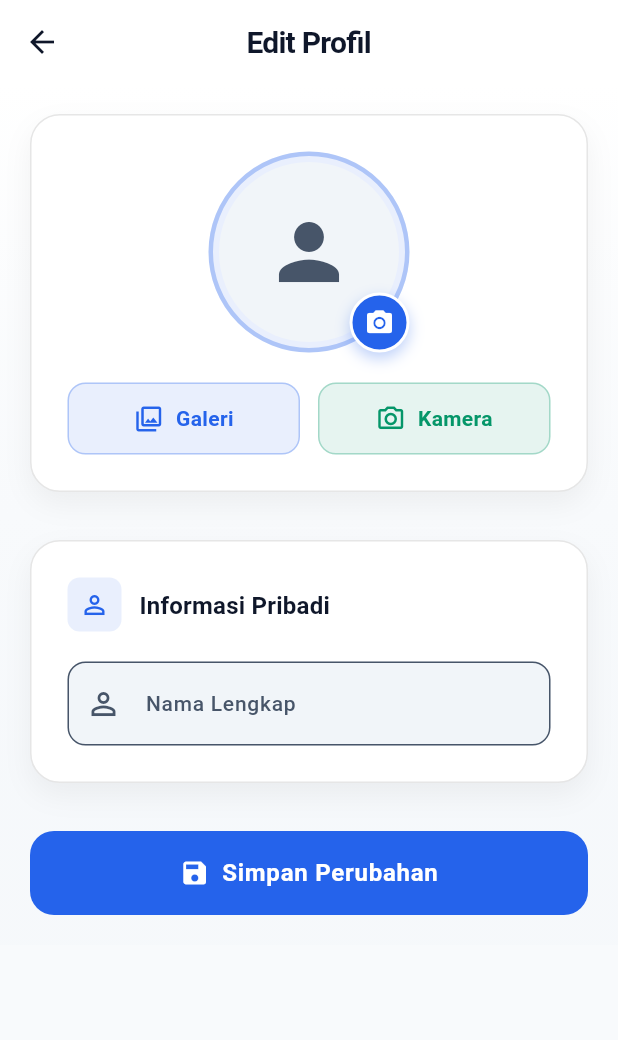
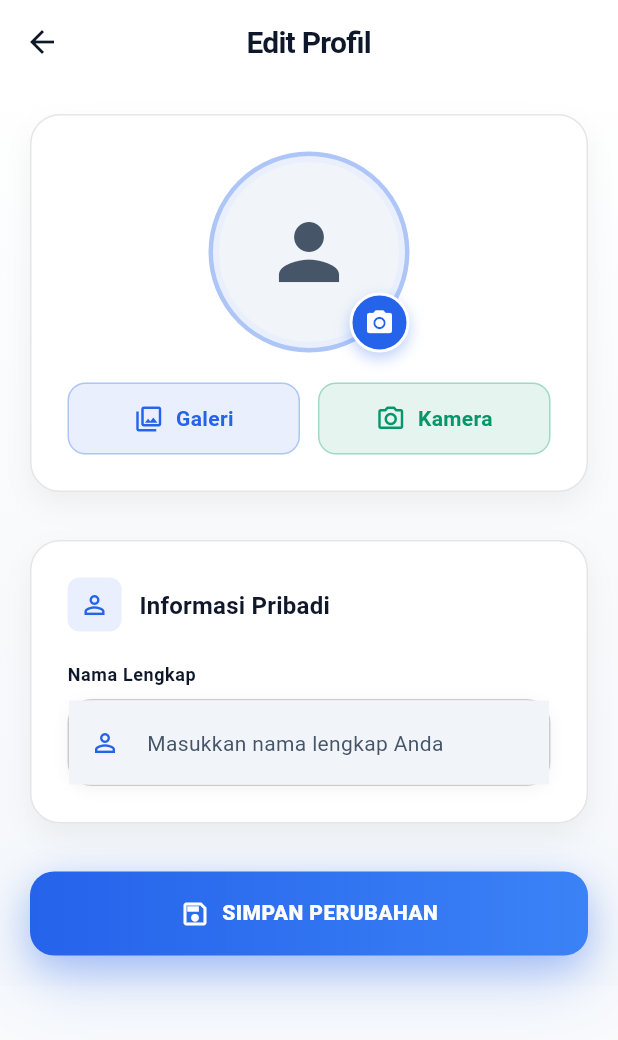
Before and after one commit to Syaha-Creator/finance_app, a Flutter app: the EditProfilePage screen opened by its route, on a phone screen of 412 x 824 dp. Shown: the top 1040 px of the screen. Run offline on Flutter 3.47's test engine with Material 3 defaults, Android fonts, the light colour scheme and no system bars; our stand-ins replace cloud_firestore, equatable, firebase_auth, firebase_core, firebase_storage, fl_chart and 7 more; missing offline and left inert: google_mlkit_text_recognition; accounts and stored records are empty.

Commit message:
refactor: update settings feature
- Update settings models, repositories, providers, pages, and widgets

```diff
--- a/lib/features/settings/presentation/pages/edit_profile_page.dart
+++ b/lib/features/settings/presentation/pages/edit_profile_page.dart
@@ -7,6 +7,7 @@ import 'package:firebase_auth/firebase_auth.dart';
 import 'package:permission_handler/permission_handler.dart';
 
 import '../../../../core/theme/app_colors.dart';
+import '../../../../core/widgets/widgets.dart';
 import '../../../authentication/presentation/providers/auth_providers.dart';
 
 class EditProfilePage extends ConsumerStatefulWidget {
@@ -23,7 +24,6 @@ class _EditProfilePageState extends ConsumerState<EditProfilePage> {
 
   File? _selectedImage;
   bool _isLoading = false;
-  bool _isUploading = false;
 
   @override
   void initState() {
@@ -150,7 +150,8 @@ class _EditProfilePageState extends ConsumerState<EditProfilePage> {
         });
       }
     } catch (e) {
-      _showSnackBar('Gagal memilih gambar: $e', isError: true);
+      if (!mounted) return;
+      CoreSnackbar.showError(context, 'Gagal memilih gambar: $e');
     }
   }
 
@@ -174,14 +175,13 @@ class _EditProfilePageState extends ConsumerState<EditProfilePage> {
         });
       }
     } catch (e) {
-      _showSnackBar('Gagal mengambil foto: $e', isError: true);
+      if (!mounted) return;
+      CoreSnackbar.showError(context, 'Gagal mengambil foto: $e');
     }
   }
 
   Future<void> _uploadImage() async {
     if (_selectedImage == null) return;
-
-    setState(() => _isUploading = true);
 
     try {
       final user = FirebaseAuth.instance.currentUser;
@@ -197,11 +197,11 @@ class _EditProfilePageState extends ConsumerState<EditProfilePage> {
 
       await user.updatePhotoURL(downloadURL);
 
-      _showSnackBar('Foto profil berhasil diperbarui!');
+      if (!mounted) return;
+      CoreSnackbar.showSuccess(context, 'Foto profil berhasil diperbarui!');
     } catch (e) {
-      _showSnackBar('Gagal upload foto: $e', isError: true);
-    } finally {
-      setState(() => _isUploading = false);
+      if (!mounted) return;
+      CoreSnackbar.showError(context, 'Gagal upload foto: $e');
     }
   }
 
@@ -222,13 +222,12 @@ class _EditProfilePageState extends ConsumerState<EditProfilePage> {
         await _uploadImage();
       }
 
-      _showSnackBar('Profil berhasil diperbarui!');
-
-      if (mounted) {
-        Navigator.pop(context);
-      }
+      if (!mounted) return;
+      CoreSnackbar.showSuccess(context, 'Profil berhasil diperbarui!');
+      Navigator.pop(context);
     } catch (e) {
-      _showSnackBar('Gagal memperbarui profil: $e', isError: true);
+      if (!mounted) return;
+      CoreSnackbar.showError(context, 'Gagal memperbarui profil: $e');
     } finally {
       setState(() => _isLoading = false);
     }
@@ -284,29 +283,6 @@ class _EditProfilePageState extends ConsumerState<EditProfilePage> {
         false;
   }
 
-  void _showSnackBar(String message, {bool isError = false}) {
-    if (!mounted) return;
-
-    ScaffoldMessenger.of(context).showSnackBar(
-      SnackBar(
-        content: Row(
-          children: [
-            Icon(
-              isError ? Icons.error_outline : Icons.check_circle,
-              color: Colors.white,
-              size: 20,
-            ),
-            const SizedBox(width: 8),
-            Expanded(child: Text(message)),
-          ],
-        ),
-        backgroundColor: isError ? AppColors.error : AppColors.success,
-        behavior: SnackBarBehavior.floating,
-        shape: RoundedRectangleBorder(borderRadius: BorderRadius.circular(12)),
-        margin: const EdgeInsets.all(16),
-      ),
-    );
-  }
 
   @override
   Widget build(BuildContext context) {
@@ -554,26 +530,11 @@ class _EditProfilePageState extends ConsumerState<EditProfilePage> {
           const SizedBox(height: 20),
 
           // Name Field
-          TextFormField(
+          CoreTextField(
             controller: _nameController,
-            decoration: InputDecoration(
-              labelText: 'Nama Lengkap',
-              hintText: 'Masukkan nama lengkap Anda',
-              prefixIcon: Icon(
-                Icons.person_outline,
-                color: theme.colorScheme.onSurfaceVariant,
-              ),
-              border: OutlineInputBorder(
-                borderRadius: BorderRadius.circular(12),
-              ),
-              focusedBorder: OutlineInputBorder(
-                borderRadius: BorderRadius.circular(12),
-                borderSide: const BorderSide(
-                  color: AppColors.primary,
-                  width: 2,
-                ),
-              ),
-            ),
+            label: 'Nama Lengkap',
+            hint: 'Masukkan nama lengkap Anda',
+            icon: Icons.person_outline,
             validator: (value) {
               if (value == null || value.trim().isEmpty) {
                 return 'Nama tidak boleh kosong';
@@ -590,48 +551,12 @@ class _EditProfilePageState extends ConsumerState<EditProfilePage> {
   }
 
   Widget _buildSaveButton(BuildContext context, ThemeData theme) {
-    return SizedBox(
-      width: double.infinity,
+    return CoreLoadingButton(
+      onPressed: _saveProfile,
+      text: 'SIMPAN PERUBAHAN',
+      isLoading: _isLoading,
       height: 56,
-      child: ElevatedButton(
-        onPressed: _isLoading ? null : _saveProfile,
-        style: ElevatedButton.styleFrom(
-          backgroundColor: AppColors.primary,
-          foregroundColor: Colors.white,
-          elevation: 0,
-          shadowColor: AppColors.primary.withValues(alpha: 0.3),
-          shape: RoundedRectangleBorder(
-            borderRadius: BorderRadius.circular(16),
-          ),
-        ),
-        child:
-            _isLoading
-                ? Row(
-                  mainAxisAlignment: MainAxisAlignment.center,
-                  children: [
-                    SizedBox(
-                      height: 20,
-                      width: 20,
-                      child: CircularProgressIndicator(
-                        strokeWidth: 2.5,
-                        valueColor: const AlwaysStoppedAnimation<Color>(
-                          Colors.white,
-                        ),
-                      ),
-                    ),
-                    const SizedBox(width: 12),
-                    const Text('Menyimpan...'),
-                  ],
-                )
-                : Row(
-                  mainAxisAlignment: MainAxisAlignment.center,
-                  children: [
-                    Icon(_isUploading ? Icons.upload : Icons.save, size: 20),
-                    const SizedBox(width: 8),
-                    Text(_isUploading ? 'Uploading...' : 'Simpan Perubahan'),
-                  ],
-                ),
-      ),
+      icon: Icons.save_outlined,
     );
   }
 }
```
